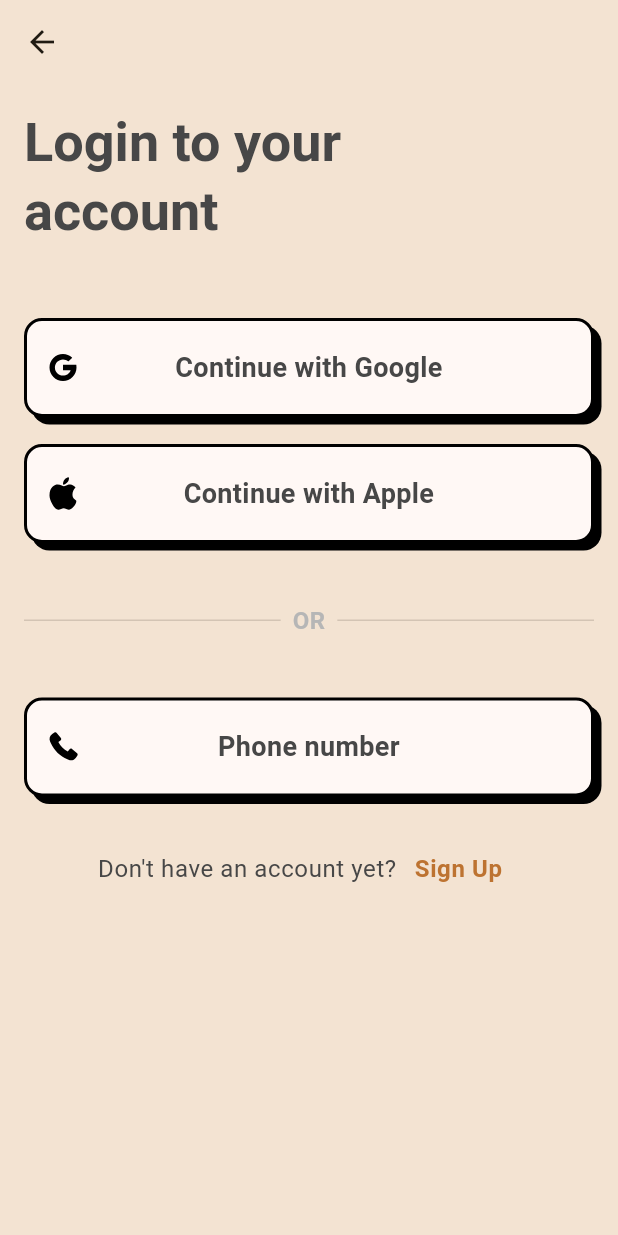
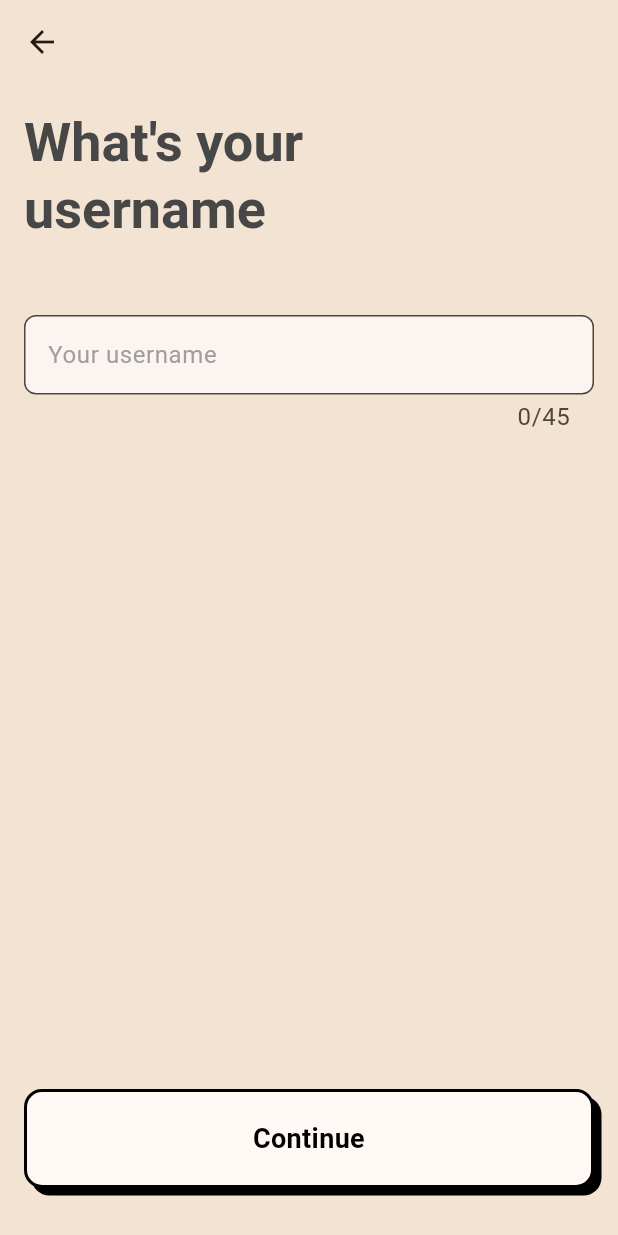
Before and after one commit to jnetc/visimo_app, a Flutter app: the SignInScreen screen opened directly, after a tap on "Continue with Google", on a phone screen of 412 x 824 dp. Run offline on Flutter 3.47's test engine with Material 2 defaults, Android fonts, the phone set to English and light mode, and no system bars; our stand-ins replace flutter_svg.

Commit message:
added username screen, updated signin, sigup screens with resizeToAvoidBottomInset property instead ListView

```diff
--- /dev/null
+++ b/lib/screens/create-account/username/username_screen.dart
@@ -0,0 +1,68 @@
+import 'package:flutter/material.dart';
+import 'package:flutter_visimo/screens/create-account/select-image/select_image_screen.dart';
+import 'package:flutter_visimo/widgets/buttons/visimo_main_button.dart';
+import 'package:flutter_visimo/widgets/texts/title_large.dart';
+
+class UsernameScreen extends StatefulWidget {
+  const UsernameScreen({super.key});
+
+  @override
+  State<UsernameScreen> createState() => _UsernameScreenState();
+}
+
+class _UsernameScreenState extends State<UsernameScreen> {
+  final _usernameController = TextEditingController();
+
+  @override
+  void dispose() {
+    _usernameController.dispose();
+    super.dispose();
+  }
+
+  @override
+  Widget build(BuildContext context) {
+    return Scaffold(
+      appBar: AppBar(),
+      body: Padding(
+        padding:
+            const EdgeInsets.only(top: 16, right: 16, bottom: 32, left: 16),
+        child: Column(
+          mainAxisSize: MainAxisSize.max,
+          crossAxisAlignment: CrossAxisAlignment.stretch,
+          children: [
+            const HeadlineLarge(text: 'What\'s your\nusername'),
+            const SizedBox(height: 48),
+            TextFormField(
+              controller: _usernameController,
+              cursorColor: Colors.black,
+              enableSuggestions: false,
+              autocorrect: false,
+              enableIMEPersonalizedLearning: false,
+              maxLength: 45,
+              spellCheckConfiguration: const SpellCheckConfiguration.disabled(),
+              keyboardAppearance: Brightness.dark,
+              decoration:
+                  const InputDecoration().copyWith(hintText: 'Your username'),
+              style: Theme.of(context).textTheme.bodySmall!.copyWith(
+                    color: Colors.black,
+                  ),
+            ),
+            const SizedBox(height: 48),
+            const Spacer(),
+            VisimoMainButton(
+              buttonName: 'Continue',
+              handler: () {
+                Navigator.push(
+                  context,
+                  MaterialPageRoute(
+                    builder: (context) => const SelectImageScreen(),
+                  ),
+                );
+              },
+            ),
+          ],
+        ),
+      ),
+    );
+  }
+}
--- a/lib/screens/phone-verifications/phone_number_screen.dart
+++ b/lib/screens/phone-verifications/phone_number_screen.dart
@@ -28,7 +28,7 @@ class _PhoneNumberScreenState extends State<PhoneNumberScreen> {
         physics: const NeverScrollableScrollPhysics(),
         // mainAxisSize: MainAxisSize.max,
         children: [
-          const TitleLarge(text: 'What’s your phone\nnumber?'),
+          const HeadlineLarge(text: 'What’s your phone\nnumber?'),
           const SizedBox(height: 48),
           TextFormField(
             controller: _phoneController,
--- a/lib/screens/sign-in/signin_screen.dart
+++ b/lib/screens/sign-in/signin_screen.dart
@@ -1,6 +1,7 @@
 import 'package:flutter/material.dart';
 // COMPONENTS
 import 'package:flutter_visimo/icons/icons.dart';
+import 'package:flutter_visimo/screens/create-account/username/username_screen.dart';
 import 'package:flutter_visimo/screens/phone-verifications/phone_number_screen.dart';
 import 'package:flutter_visimo/screens/sign-up/signup_screen.dart';
 import 'package:flutter_visimo/widgets/screen-elements/visimo_txt_and_anchor.dart';
@@ -14,22 +15,41 @@ class SignInScreen extends StatelessWidget {
   @override
   Widget build(BuildContext context) {
     return Scaffold(
+      // Keyboard will overlay all bottom widgets
+      // Also resolve error: A RenderFlex overflowed by 167 pixels on the bottom.
+      resizeToAvoidBottomInset: false,
       appBar: AppBar(),
-      body: ListView(
-        padding: const EdgeInsets.only(top: 16, left: 16, right: 16),
-        physics: const NeverScrollableScrollPhysics(),
+      body: Padding(
+        padding:
+            const EdgeInsets.only(top: 16, right: 16, bottom: 32, left: 16),
+        child: Column(
+          crossAxisAlignment: CrossAxisAlignment.stretch,
           children: [
-          const TitleLarge(text: 'Login to your\naccount'),
+            const HeadlineLarge(text: 'Login to your\naccount'),
             const SizedBox(height: 48),
             VisimoMainButton(
               buttonName: 'Continue with Google',
-            handler: () {},
+              handler: () {
+                Navigator.push(
+                  context,
+                  MaterialPageRoute(
+                    builder: (context) => const UsernameScreen(),
+                  ),
+                );
+              },
               icon: googleAccountIcon,
             ),
             const SizedBox(height: 18),
             VisimoMainButton(
               buttonName: 'Continue with Apple',
-            handler: () {},
+              handler: () {
+                Navigator.push(
+                  context,
+                  MaterialPageRoute(
+                    builder: (context) => const UsernameScreen(),
+                  ),
+                );
+              },
               icon: appleAccountIcon,
             ),
             const SizedBox(height: 32),
@@ -55,6 +75,7 @@ class SignInScreen extends StatelessWidget {
             ),
           ],
         ),
+      ),
     );
   }
 }
--- a/lib/screens/sign-in/widgets/main_signin_signup_layout.dart
+++ b/lib/screens/sign-in/widgets/main_signin_signup_layout.dart
@@ -16,7 +16,7 @@ class MainSignInSignUpLayout extends StatelessWidget {
     return Column(
       crossAxisAlignment: CrossAxisAlignment.start,
       children: [
-        const TitleLarge(text: 'Login to your\naccount'),
+        const HeadlineLarge(text: 'Login to your\naccount'),
         const SizedBox(height: 48),
         VisimoMainButton(
           buttonName: 'Continue with Google',
--- a/lib/theme/light_theme.dart
+++ b/lib/theme/light_theme.dart
@@ -26,6 +26,7 @@ final lightTheme = ThemeData(
     tertiary: VisimoColors.lightBlue,
     onTertiary: VisimoColors.lightBlueAlt,
     surface: VisimoColors.lightSurface,
+    background: VisimoColors.lightBackdrop,
   ),
   scaffoldBackgroundColor: VisimoColors.lightBackdrop,
 
@@ -44,13 +45,40 @@ final lightTheme = ThemeData(
       error: VisimoColors.lightRed,
     ),
   ),
-
+  inputDecorationTheme: InputDecorationTheme(
+    filled: true,
+    fillColor: VisimoColors.lightSurface,
+    border: OutlineInputBorder(
+      borderRadius: BorderRadius.circular(8),
+      borderSide: const BorderSide(
+        color: Colors.white,
+      ),
+    ),
+    errorBorder: OutlineInputBorder(
+      borderRadius: BorderRadius.circular(8),
+      borderSide: const BorderSide(
+        color: VisimoColors.lightRedAlt,
+      ),
+    ),
+    focusedBorder: OutlineInputBorder(
+      borderRadius: BorderRadius.circular(8),
+      borderSide: const BorderSide(
+        color: Colors.black,
+      ),
+    ),
+    hintStyle: const TextStyle(
+      color: Colors.grey,
+      fontSize: 16,
+    ),
+  ),
   textTheme: const TextTheme(
     bodySmall: TextStyle(
       color: VisimoColors.grey800,
       fontSize: 16,
+      decoration: TextDecoration.none,
+      decorationThickness: 0,
     ),
-    titleLarge: TextStyle(
+    headlineLarge: TextStyle(
       color: VisimoColors.grey800,
       fontSize: 36,
       fontWeight: FontWeight.bold,
--- a/lib/widgets/texts/title_large.dart
+++ b/lib/widgets/texts/title_large.dart
@@ -1,7 +1,7 @@
 import 'package:flutter/material.dart';
 
-class TitleLarge extends StatelessWidget {
-  const TitleLarge({super.key, required this.text});
+class HeadlineLarge extends StatelessWidget {
+  const HeadlineLarge({super.key, required this.text});
 
   final String text;
 
@@ -9,7 +9,7 @@ class TitleLarge extends StatelessWidget {
   Widget build(BuildContext context) {
     return Text(
       text,
-      style: Theme.of(context).textTheme.titleLarge,
+      style: Theme.of(context).textTheme.headlineLarge,
       maxLines: 2,
       overflow: TextOverflow.ellipsis,
       softWrap: true,
```
Also changed, not shown: lib/screens/create-account/select-image/select_image_screen.dart (added, +67 -0 lines), lib/screens/create-account/select-island/select_island_screen.dart (added, +19 -0 lines), lib/screens/phone-verifications/verification_screen.dart (+2 -7 lines), lib/screens/sign-up/signup_screen.dart (+31 -12 lines), lib/visimo_app.dart (+19 -5 lines), lib/screens/create-account/account-created/account_created_screen.dart (added). Lines whose indentation alone changed are shown as unchanged.
